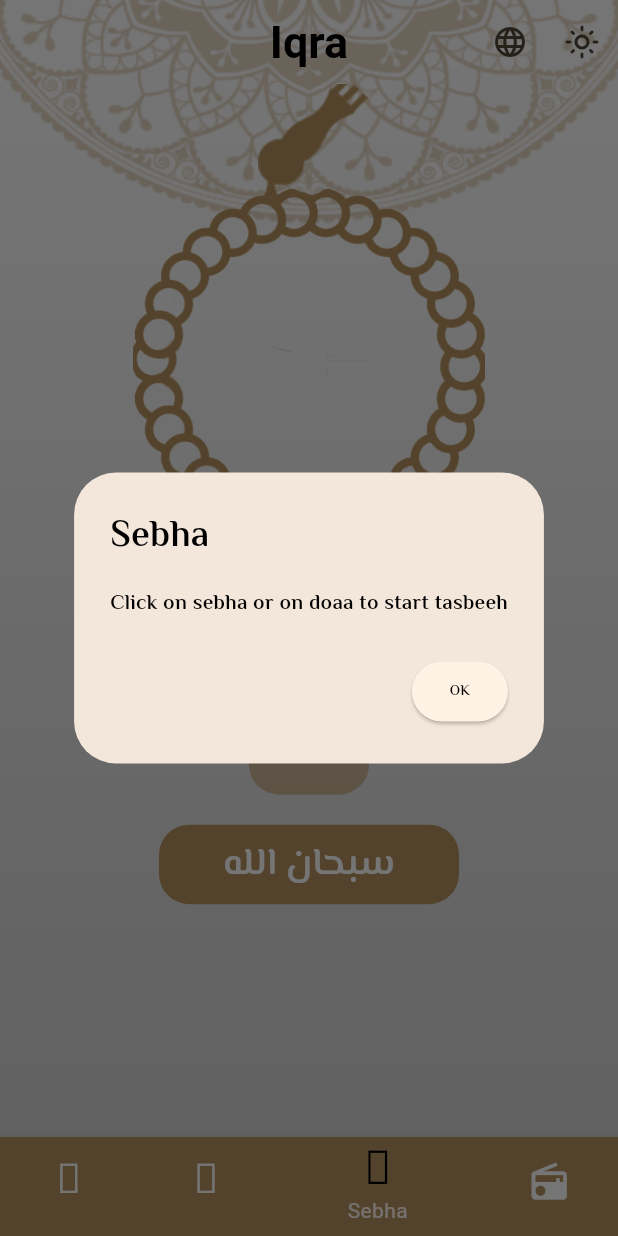
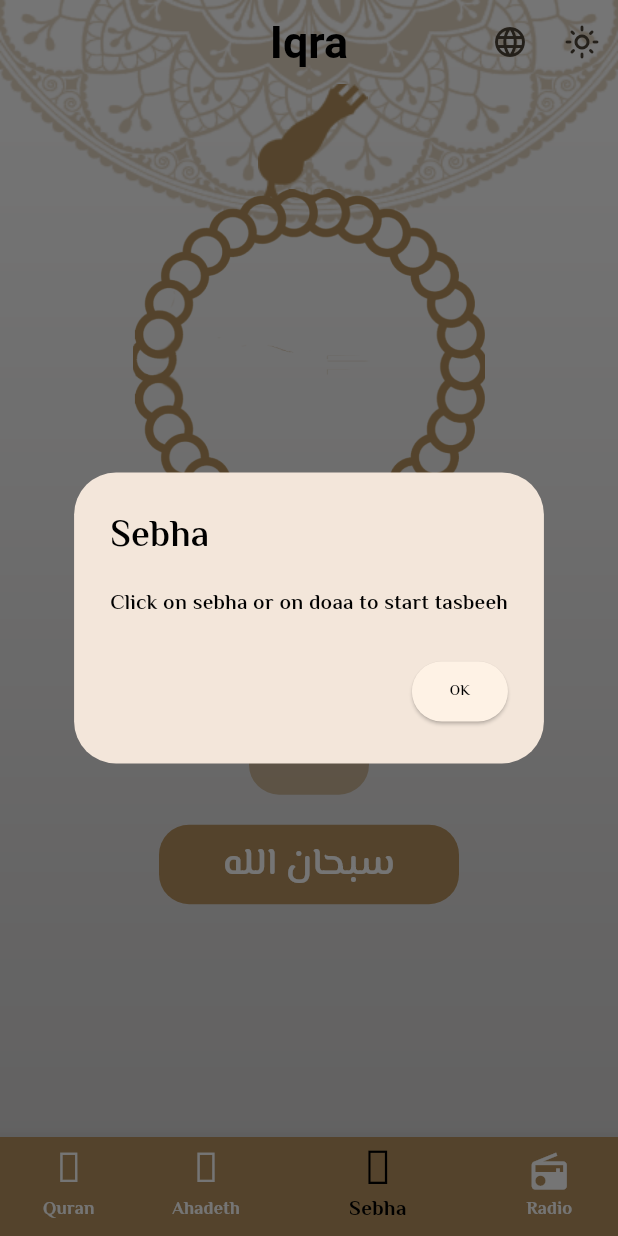
Before and after one commit to NadaMohamedMedhat/Iqra, a Flutter app: the screen it shows after launch, item 3 of the bottom bar chosen, on a phone screen of 412 x 824 dp. Run offline on Flutter 3.47's test engine with Material 3 defaults, Android fonts, the phone set to English and light mode, and no system bars; our stand-ins replace easy_localization, flutter_screenutil, google_fonts, lottie; missing offline and left inert: flutter_islamic_icons; Roboto replaces fonts that are missing (Cairo).

Commit message:
-adding dark theme colors -adding dark theme in app_theme.dart

```diff
--- a/lib/config/theme/app_theme.dart
+++ b/lib/config/theme/app_theme.dart
@@ -20,16 +20,29 @@ class AppTheme {
       primary: AppColors.primaryLightColor,
       secondary: AppColors.secondaryLightColor,
     ),
-    bottomNavigationBarTheme: const BottomNavigationBarThemeData(
+    bottomNavigationBarTheme: BottomNavigationBarThemeData(
       backgroundColor: AppColors.primaryLightColor,
-      selectedIconTheme: IconThemeData(
+      selectedIconTheme: const IconThemeData(
         color: Colors.black,
         size: 32,
       ),
-      unselectedIconTheme: IconThemeData(
+      unselectedIconTheme: const IconThemeData(
         color: Colors.white,
         size: 28,
       ),
+      selectedLabelStyle: TextStyle(
+        fontFamily: GoogleFonts.elMessiri().fontFamily,
+        fontSize: 14,
+        fontWeight: FontWeight.bold,
+      ),
+      unselectedLabelStyle: TextStyle(
+        fontFamily: GoogleFonts.elMessiri().fontFamily,
+        fontSize: 12,
+        fontWeight: FontWeight.bold,
+      ),
+      unselectedItemColor: Colors.white,
+      selectedItemColor: Colors.black,
+      showUnselectedLabels: true,
     ),
     textTheme: TextTheme(
       //use for name of app in splash screen
@@ -48,5 +61,62 @@ class AppTheme {
       ),
     ),
   );
-  static ThemeData darkTheme = ThemeData();
+  static ThemeData darkTheme = ThemeData(
+    scaffoldBackgroundColor: Colors.transparent,
+    appBarTheme: AppBarTheme(
+      color: Colors.transparent,
+      centerTitle: true,
+      titleTextStyle: TextStyle(
+        fontFamily: GoogleFonts.cairo().fontFamily,
+        color: Colors.white,
+        fontSize: 30,
+        fontWeight: FontWeight.bold,
+      ),
+    ),
+    colorScheme: ColorScheme.fromSeed(
+      seedColor: AppColors.primaryDarkColor,
+      primary: AppColors.primaryDarkColor,
+      secondary: AppColors.secondaryDarkColor,
+    ),
+    bottomNavigationBarTheme: BottomNavigationBarThemeData(
+      backgroundColor: AppColors.primaryLightColor,
+      selectedIconTheme: IconThemeData(
+        color:AppColors.secondaryDarkColor,
+        size: 32,
+      ),
+      unselectedIconTheme: const IconThemeData(
+        color: Colors.white,
+        size: 28,
+      ),
+      selectedLabelStyle: TextStyle(
+        fontFamily: GoogleFonts.elMessiri().fontFamily,
+        fontSize: 14,
+        fontWeight: FontWeight.bold,
+      ),
+      unselectedLabelStyle: TextStyle(
+        fontFamily: GoogleFonts.elMessiri().fontFamily,
+        fontSize: 12,
+        fontWeight: FontWeight.bold,
+      ),
+      unselectedItemColor: Colors.white,
+      selectedItemColor: AppColors.secondaryDarkColor,
+      showUnselectedLabels: true,
+    ),
+    textTheme: TextTheme(
+      //use for name of app in splash screen
+      labelSmall: TextStyle(
+        fontFamily: GoogleFonts.elMessiri().fontFamily,
+        color: Colors.white,
+        fontSize: 30,
+        fontWeight: FontWeight.bold,
+      ),
+      //quran tab row
+      titleMedium: TextStyle(
+        fontFamily: GoogleFonts.elMessiri().fontFamily,
+        color: Colors.white,
+        fontSize: 25,
+        fontWeight: FontWeight.w600,
+      ),
+    ),
+  );
 }
--- a/lib/core/utils/colors.dart
+++ b/lib/core/utils/colors.dart
@@ -3,4 +3,9 @@ import 'dart:ui';
 class AppColors {
   static const Color primaryLightColor = Color(0xFFB7935F);
   static Color secondaryLightColor = const Color(0xFFB7935F).withOpacity(0.57);
+
+  static const Color primaryDarkColor = Color(0xFF141A2E);
+  static Color secondaryDarkColor = const Color(0xFFFACC1D);
+  static Color sebhaDarkColor = const Color(0xFF141A2E).withOpacity(0.80);
+
 }
--- a/lib/myapp.dart
+++ b/lib/myapp.dart
@@ -25,6 +25,8 @@ class MyApp extends StatelessWidget {
         debugShowCheckedModeBanner: false,
         initialRoute: Routes.home,
         theme:AppTheme.lightTheme,
+        darkTheme: AppTheme.darkTheme,
+        themeMode: ThemeMode.light,
         routes: {
           Routes.splash: (context) => const SplashScreen(),
           Routes.home: (context) => const HomeScreen(),
```
